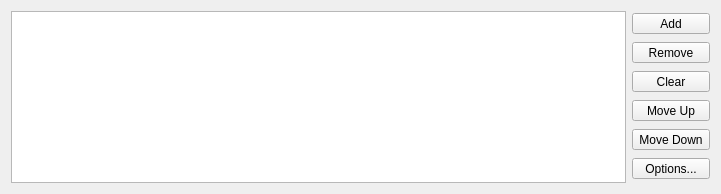
Before: the Qt Designer form src/duckstation-qt/postprocessingchainconfigwidget.ui in kofxi3584karlayang/duckstation, drawn with Qt 5.
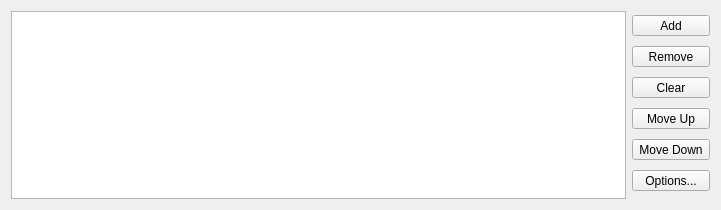
After: the same form once the commit is applied. Icons and pictures are not drawn.

What changed in the file:
```diff
--- a/src/duckstation-qt/postprocessingchainconfigwidget.ui
+++ b/src/duckstation-qt/postprocessingchainconfigwidget.ui
@@ -7,7 +7,7 @@
     <x>0</x>
     <y>0</y>
     <width>721</width>
-    <height>194</height>
+    <height>210</height>
    </rect>
   </property>
   <property name="sizePolicy">
```
